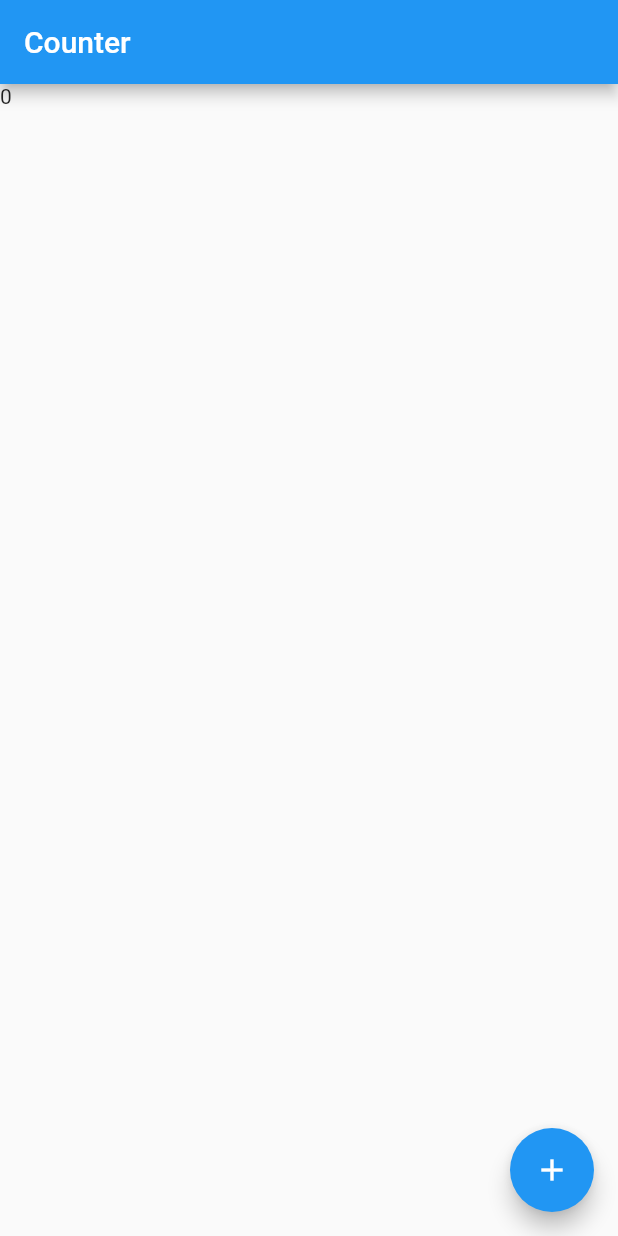
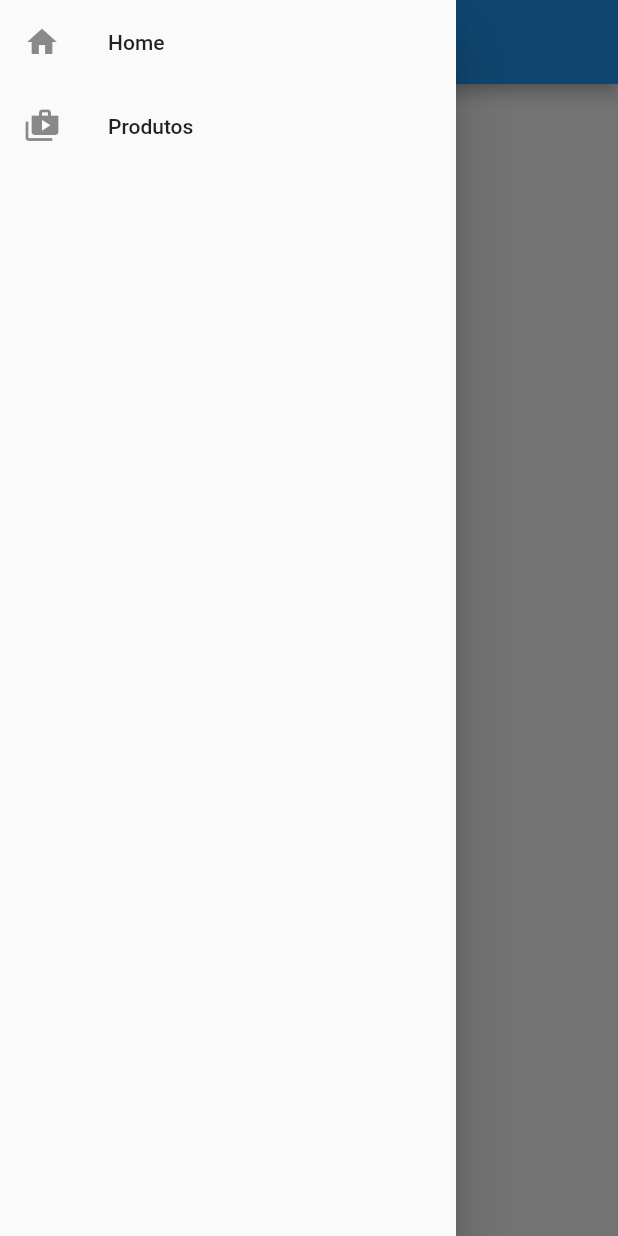
Before and after one commit to OcarinhadaPolo/sys_venda, a Flutter app: the screen it shows after launch, with the side drawer open (before the commit the screen has no drawer), on a phone screen of 412 x 824 dp. Run offline on Flutter 3.47's test engine with Material 2 defaults, Android fonts, the phone set to English and light mode, and no system bars; our stand-ins replace data_table_2, dio, flutter_mobx, flutter_modular, mobx; generated files the repository leaves out were written again.

Commit message:
DataTable Produtos

```diff
--- a/lib/app/app_module.dart
+++ b/lib/app/app_module.dart
@@ -1,4 +1,5 @@
 import 'package:flutter_modular/flutter_modular.dart';
+import 'package:sys_venda/app/modules/produtos/produtos_module.dart';
 
 import 'modules/home/home_module.dart';
 
@@ -9,6 +10,7 @@ class AppModule extends Module {
   @override
   final List<ModularRoute> routes = [
     ModuleRoute(Modular.initialRoute, module: HomeModule()),
+    ModuleRoute('/', module: HomeModule()),
+    ModuleRoute('/produtos', module: ProdutosModule())
   ];
-
 }
--- /dev/null
+++ b/lib/app/core/widgets/drawer_widget.dart
@@ -0,0 +1,32 @@
+import 'package:flutter/material.dart';
+import 'package:flutter/src/foundation/key.dart';
+import 'package:flutter/src/widgets/framework.dart';
+import 'package:flutter_modular/flutter_modular.dart';
+
+class DrawerWidget extends StatelessWidget {
+  const DrawerWidget({Key? key}) : super(key: key);
+
+  @override
+  Widget build(BuildContext context) {
+    return Drawer(
+      child: ListView(
+        children: <Widget>[
+          ListTile(
+            onTap: () {
+              Modular.to.pushNamed('/');
+            },
+            title: const Text("Home"),
+            leading: const Icon(Icons.home),
+          ),
+          ListTile(
+            onTap: () {
+              Modular.to.pushNamed('/produtos');
+            },
+            title: const Text("Produtos"),
+            leading: const Icon(Icons.shop_2),
+          ),
+        ],
+      ),
+    );
+  }
+}
--- a/lib/app/modules/home/home_page.dart
+++ b/lib/app/modules/home/home_page.dart
@@ -3,9 +3,7 @@
 import 'package:flutter/material.dart';
 import 'package:flutter_mobx/flutter_mobx.dart';
 import 'package:flutter_modular/flutter_modular.dart';
-import 'package:sys_venda/app/core/models/produto_model.dart';
-import 'package:sys_venda/app/core/models/venda_model.dart';
-import 'package:sys_venda/app/core/repositories/sale_repository.dart';
+import 'package:sys_venda/app/core/widgets/drawer_widget.dart';
 
 import 'package:sys_venda/app/modules/home/home_store.dart';
 
@@ -25,12 +23,9 @@ class _HomePageState extends State<HomePage> {
       appBar: AppBar(
         title: const Text('Counter'),
       ),
+      drawer: const DrawerWidget(),
       body: Observer(
         builder: (context) => Text('${store.counter}'),
-      ),
-      floatingActionButton: FloatingActionButton(
-        onPressed: () async {},
-        child: const Icon(Icons.add),
       ),
     );
   }
--- a/pubspec.yaml
+++ b/pubspec.yaml
@@ -38,6 +38,9 @@ dependencies:
   mobx: ^2.0.7+5
   flutter_mobx: ^2.0.6+1
   dio: ^4.0.6
+  data_tables: ^1.4.0
+  build_runner: ^2.2.0
+  data_table_2: ^2.3.6
 
 dev_dependencies:
   flutter_test:
@@ -93,3 +96,5 @@ flutter:
   #
   # For details regarding fonts from package dependencies,
   # see https://flutter.dev/custom-fonts/#from-packages
+scripts:
+  mobx: flutter pub run build_runner watch --delete-conflicting-outputs
```
Also changed, not shown: lib/app/modules/produtos/produtos_module.dart (added, +15 -0 lines), lib/app/modules/produtos/produtos_page.dart (added, +120 -0 lines), lib/app/modules/produtos/produtos_store.dart (added, +34 -0 lines), lib/app/modules/home/home_store.g.dart, lib/app/modules/produtos/produtos_store.g.dart (added), pubspec.lock, 2 other files.
